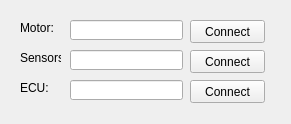
First picture: the form in connectionscreen.ui, repository MoritLa/test, before the edit.
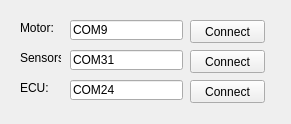
Second picture: the form after the edit.

Patch:
```diff
--- a/connectionscreen.ui
+++ b/connectionscreen.ui
@@ -35,6 +35,9 @@
      <height>20</height>
     </rect>
    </property>
+   <property name="text">
+    <string>COM9</string>
+   </property>
   </widget>
   <widget class="QLabel" name="Motor">
    <property name="geometry">
@@ -71,6 +74,9 @@
      <height>20</height>
     </rect>
    </property>
+   <property name="text">
+    <string>COM31</string>
+   </property>
   </widget>
   <widget class="QPushButton" name="ConnectSensor">
    <property name="geometry">
@@ -107,6 +113,9 @@
      <height>20</height>
     </rect>
    </property>
+   <property name="text">
+    <string>COM24</string>
+   </property>
   </widget>
   <widget class="QLabel" name="ECU">
    <property name="geometry">
```
